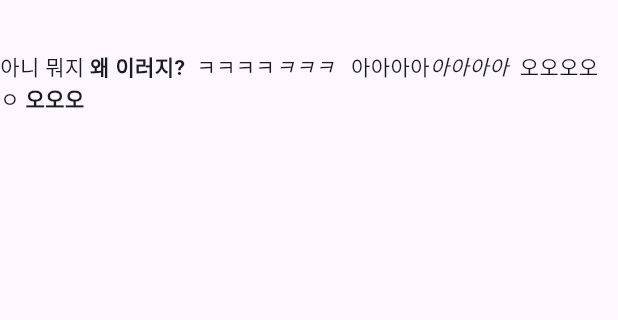
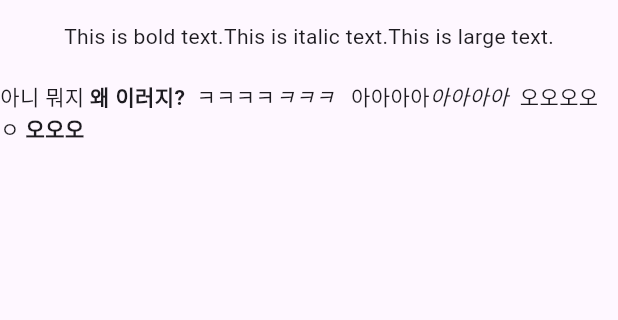
Before and after one commit to halfmoon-mind/style-parser, a Flutter app: the screen it shows after launch, on a phone screen of 412 x 824 dp, the part 63-383 px from its top. Run offline on Flutter 3.47's test engine with Material 3 defaults, Android fonts, the phone set to English and light mode, and no system bars.

Commit message:
fix: style apply only last

```diff
--- a/example/lib/main.dart
+++ b/example/lib/main.dart
@@ -38,6 +38,7 @@ class MyApp extends StatelessWidget {
         ),
         body: Column(
           children: [
+            Text.rich(textSpan),
             Text.rich(
               StyleParser.htmlTagToTextSpan(target),
             ),
--- a/lib/css_to_textstyle.dart
+++ b/lib/css_to_textstyle.dart
@@ -18,18 +18,11 @@ class _Parser {
     Map<String, TextStyle>? existingClassStyle,
     Map<String, TextStyle>? existingTagStyle,
   }) {
-    final List<Element> parsedHtml = parser.parse(style).body!.children;
-    List<TextSpan> textSpans = [];
-    for (var child in parsedHtml) {
-      textSpans.add(_tourChildText(
-        const TextStyle(),
-        child,
-        existingClassStyle,
-        existingTagStyle,
-      ));
-    }
-
-    return TextSpan(children: textSpans);
+    return _htmlTagToTextSpan(
+      style,
+      existingClassStyle: existingClassStyle,
+      existingTagStyle: existingTagStyle,
+    );
   }
 
   /// Converts a CSS string to a map of TextStyle objects.
--- a/pubspec.yaml
+++ b/pubspec.yaml
@@ -1,6 +1,6 @@
 name: style_parser
 description: "StyleParser is a Flutter package that parses CSS and HTML to convert styles into Flutter's `TextStyle` and `TextSpan` for rich text formatting."
-version: 0.0.19
+version: 0.0.20
 homepage: https://github.com/halfmoon-mind/style-parser
 repository: https://github.com/halfmoon-mind/style-parser
 
```
Also changed, not shown: lib/html_tag_to_textspan.dart (+19 -4 lines), 1 other file.
